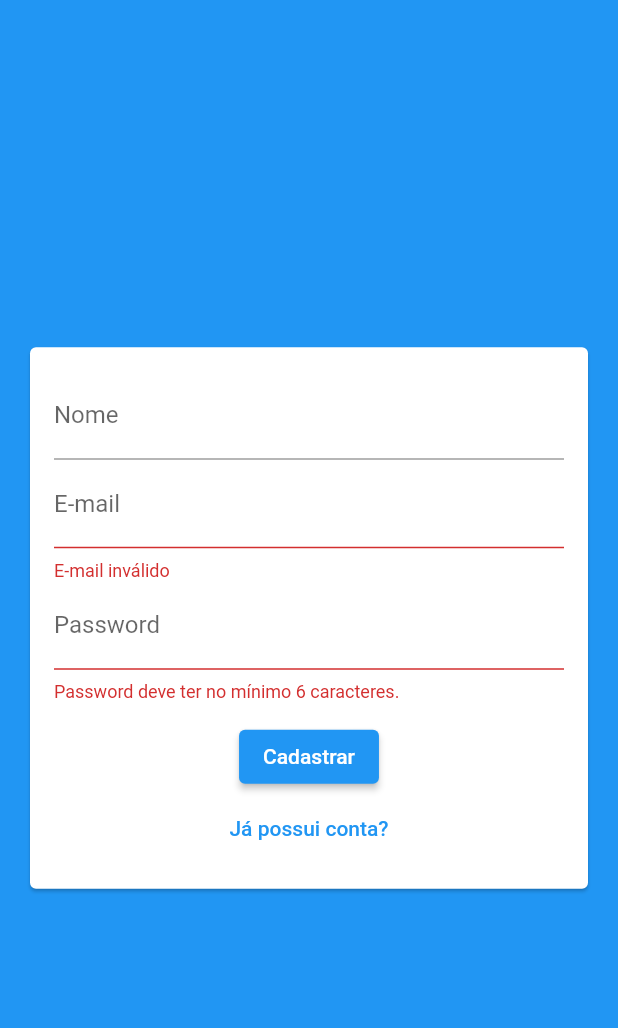
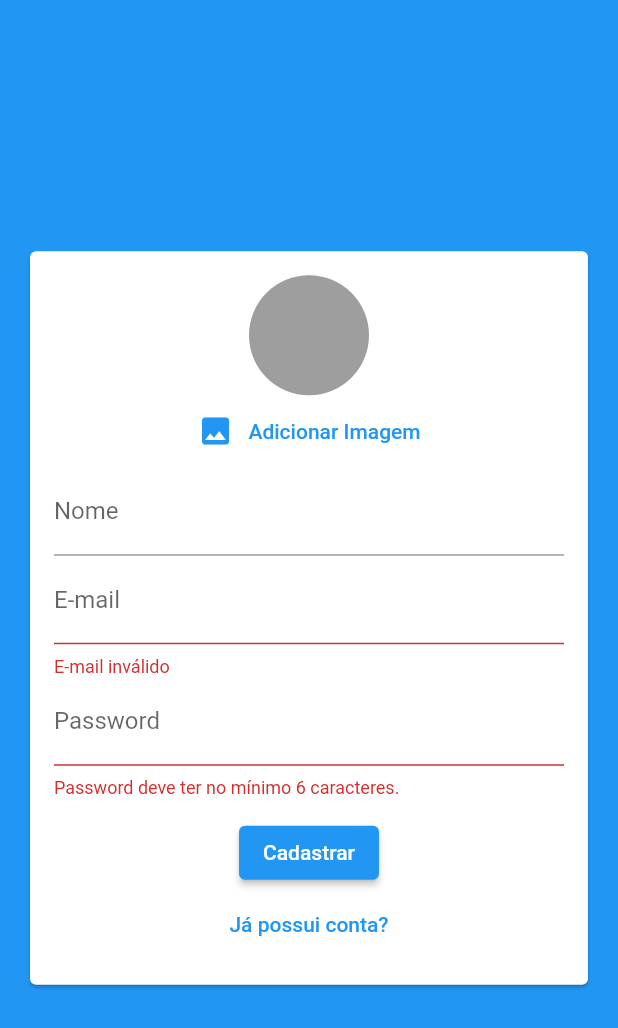
Before and after one commit to ViolaRafael/chat, a Flutter app: the screen it shows after launch, after a tap on "Entrar", after a tap on "Criar uma nova conta?", on a phone screen of 412 x 824 dp. Shown: the top 1028 px of the screen. Run offline on Flutter 3.47's test engine with Material 2 defaults, Android fonts, the phone set to English and light mode, and no system bars; our stand-ins replace image_picker.

Commit message:
Upgrade Auth Page

```diff
--- a/lib/components/auth_form.dart
+++ b/lib/components/auth_form.dart
@@ -1,3 +1,6 @@
+import 'dart:io';
+
+import 'package:chat/components/user_image_picker.dart';
 import 'package:chat/models/auth_form_data.dart';
 import 'package:flutter/material.dart';
 
@@ -14,9 +17,26 @@ class _AuthFormState extends State<AuthForm> {
   final _formKey = GlobalKey<FormState>();
   final _formData = AuthFormData();
 
+  void _handleImagePick(File image) {
+    _formData.image = image;
+  }
+
+  void _showErrror(String msg) {
+    ScaffoldMessenger.of(context).showSnackBar(
+      SnackBar(
+        content: Text(msg),
+        backgroundColor: Theme.of(context).errorColor,
+      ),
+    );
+  }
+
   void _submit() {
     final isValid = _formKey.currentState?.validate() ?? false;
-    if(!isValid) return;
+    if (!isValid) return;
+
+    if (_formData.image == null && _formData.isSignup) {
+      return _showErrror('Imagem não selecionada!');
+    }
 
     widget.onSubmit(_formData);
   }
@@ -32,6 +52,8 @@ class _AuthFormState extends State<AuthForm> {
           child: Column(
             children: [
               if (_formData.isSignup)
+                UserImagePicker(onImagePick: _handleImagePick),
+              if (_formData.isSignup)
                 TextFormField(
                   key: const ValueKey('name'),
                   initialValue: _formData.name,
@@ -39,7 +61,7 @@ class _AuthFormState extends State<AuthForm> {
                   decoration: const InputDecoration(labelText: 'Nome'),
                   validator: (_name) {
                     final name = _name ?? '';
-                    if(name.trim().length < 5) {
+                    if (name.trim().length < 5) {
                       return 'Nome deve ter no mínimo 5 caracteres.';
                     }
                     return null;
@@ -52,7 +74,7 @@ class _AuthFormState extends State<AuthForm> {
                 decoration: const InputDecoration(labelText: 'E-mail'),
                 validator: (_email) {
                   final email = _email ?? '';
-                  if(!email.contains('@')) {
+                  if (!email.contains('@')) {
                     return 'E-mail inválido';
                   }
                   return null;
@@ -66,7 +88,7 @@ class _AuthFormState extends State<AuthForm> {
                 obscureText: true,
                 validator: (_password) {
                   final password = _password ?? '';
-                  if(password.length < 6) {
+                  if (password.length < 6) {
                     return 'Password deve ter no mínimo 6 caracteres.';
                   }
                   return null;
--- /dev/null
+++ b/lib/components/user_image_picker.dart
@@ -0,0 +1,61 @@
+import 'dart:io';
+import 'package:flutter/material.dart';
+import 'package:image_picker/image_picker.dart';
+
+class UserImagePicker extends StatefulWidget {
+  final void Function(File image) onImagePick;
+
+  const UserImagePicker({Key? key, required this.onImagePick})
+      : super(key: key);
+
+  @override
+  State<UserImagePicker> createState() => _UserImagePickerState();
+}
+
+class _UserImagePickerState extends State<UserImagePicker> {
+  File? _image;
+
+  Future<void> _pickImage() async {
+    final picker = ImagePicker();
+    final pickedImage = await picker.pickImage(
+      source: ImageSource.gallery,
+      imageQuality: 50,
+      maxWidth: 150,
+    );
+
+    if(pickedImage != null) {
+      setState(() {
+      _image = File(pickedImage.path);
+      });
+
+      widget.onImagePick(_image!);
+    }
+  }
+
+  @override
+  Widget build(BuildContext context) {
+    return Column(
+      children: [
+        CircleAvatar(
+          radius: 40,
+          backgroundColor: Colors.grey,
+          backgroundImage: _image != null ? FileImage(_image!) : null,
+        ),
+        TextButton(
+          onPressed: _pickImage,
+          child: Row(
+            mainAxisAlignment: MainAxisAlignment.center,
+            children: [
+              Icon(
+                Icons.image,
+                color: Theme.of(context).primaryColor,
+              ),
+              const SizedBox(width: 10),
+              const Text('Adicionar Imagem'),
+            ],
+          ),
+        ),
+      ],
+    );
+  }
+}
```
